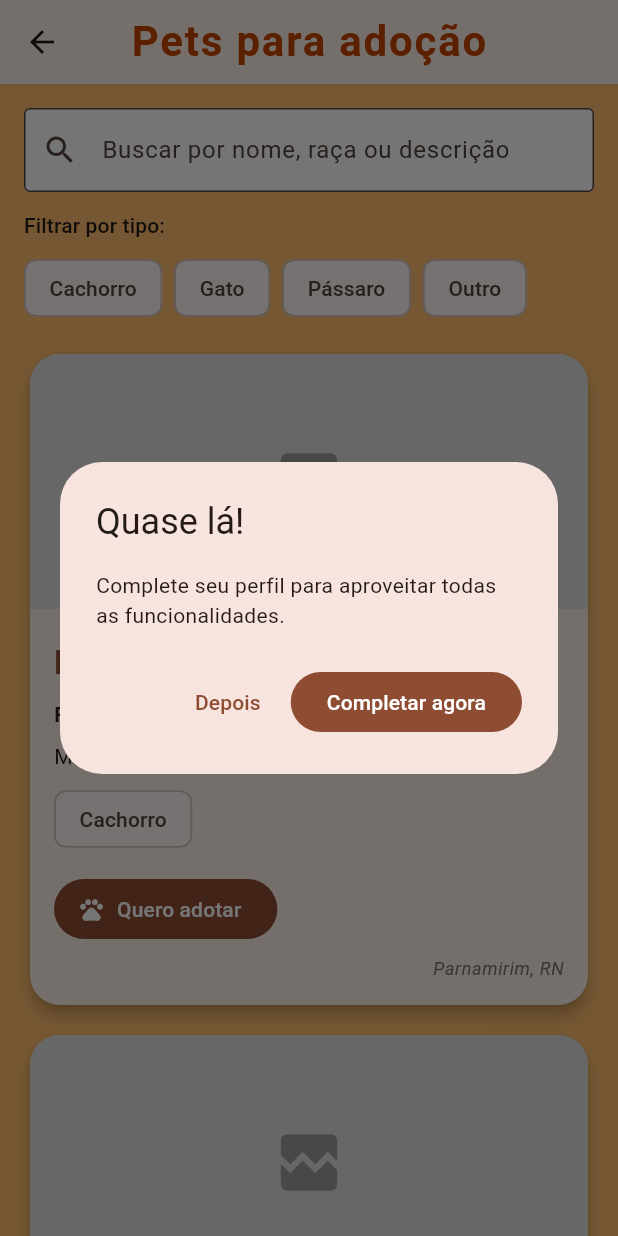
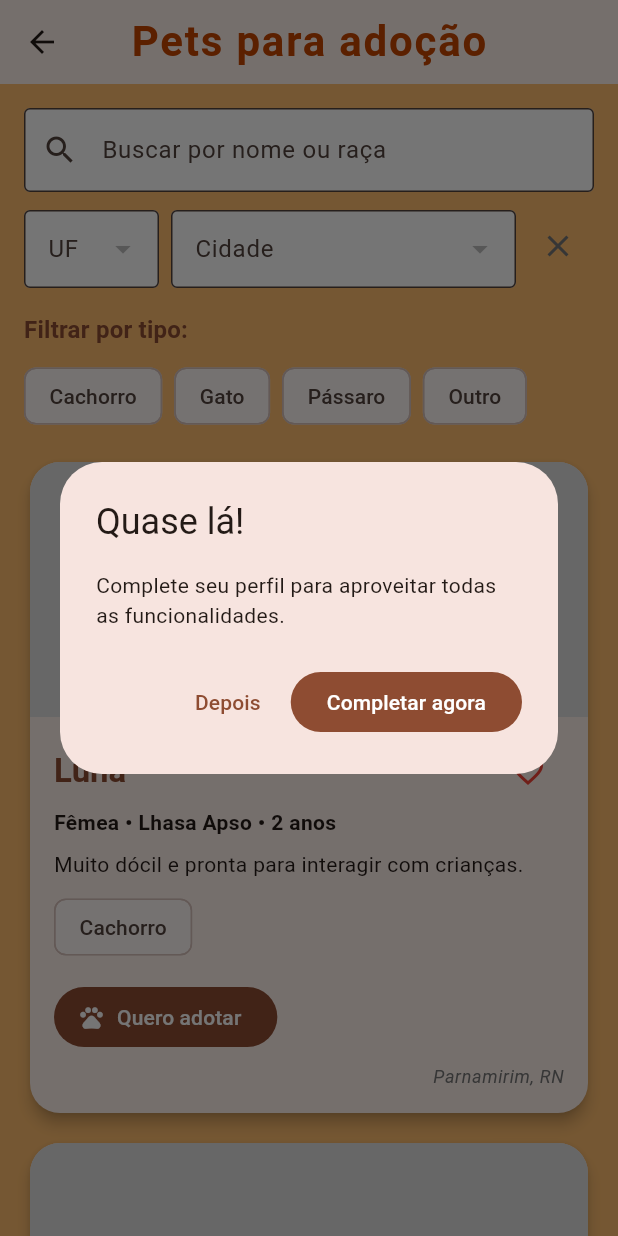
Before and after one commit to Jorgelino328/adopet-app, a Flutter app: the ProductsPage screen opened directly, on a phone screen of 412 x 824 dp. Run offline on Flutter 3.47's test engine with Material 3 defaults, Android fonts, the phone set to English and light mode, and no system bars; our stand-ins replace shared_preferences, sqflite_common_ffi; missing offline and left inert: auth0_flutter; accounts and stored records are empty; network calls fail.

Commit message:
feat: finished location filter

```diff
--- a/lib/features/products/presentation/pages/products_page.dart
+++ b/lib/features/products/presentation/pages/products_page.dart
@@ -1,10 +1,11 @@
-import 'package:adopet/features/products/presentation/pages/pet_details_page.dart';
 import 'package:flutter/material.dart';
 import '../../../../core/services/auth_service.dart';
 import '../../../adoption/presentation/pages/adoption_form_page.dart';
 import '../../data/pet_service.dart';
 import '../widgets/pet_card.dart';
 import '../../../../core/mixins/setup_dialogue_mixin.dart';
+import '../../../../core/mixins/address_mixin.dart';
+import 'package:adopet/features/products/presentation/pages/pet_details_page.dart';
 
 class ProductsPage extends StatefulWidget {
   const ProductsPage({super.key});
@@ -13,7 +14,7 @@ class ProductsPage extends StatefulWidget {
   State<ProductsPage> createState() => _ProductsPageState();
 }
 
-class _ProductsPageState extends State<ProductsPage> with SetupDialogMixin {
+class _ProductsPageState extends State<ProductsPage> with SetupDialogMixin, AddressMixin {
   final PetApiService _apiService = PetApiService();
   final ScrollController _scrollController = ScrollController();
   final TextEditingController _searchController = TextEditingController();
@@ -33,11 +34,29 @@ class _ProductsPageState extends State<ProductsPage> with SetupDialogMixin {
       checkAndShowSetupDialog();
     });
 
+    fetchStates();
+
     final user = AuthService.instance.currentUser;
-    if (user != null && (user.preferences?.isNotEmpty ?? false)) {
+    if (user != null) {
+      if (user.state != null) {
+        selectedState = user.state;
+        fetchCities(selectedState!).then((_) {
+          if (mounted && user.city != null) {
+            setState(() {
+              if (cities.any((c) => c['nome'] == user.city)) {
+                selectedCity = user.city;
+              }
+              _filteredPets = _applyFilters(_pets);
+            });
+          }
+        });
+      }
+
+      if (user.preferences?.isNotEmpty ?? false) {
         _selectedFilters.addAll(
           UserProfile.parsePreferenceSelections(user.preferences),
         );
+      }
     }
 
     _loadPets();
@@ -71,12 +90,21 @@ class _ProductsPageState extends State<ProductsPage> with SetupDialogMixin {
             pet.name,
             pet.breed,
             pet.description,
+            pet.location,
             UserProfile.labelForPreference(pet.type),
           ].join(' ').toLowerCase().contains(normalizedQuery);
 
       final matchesFilter = _selectedFilters.isEmpty || _selectedFilters.contains(pet.type);
 
-      return matchesSearch && matchesFilter;
+      bool matchesLocation = true;
+      if (selectedState != null && selectedCity != null) {
+        final expectedLocation = "$selectedCity, $selectedState".toLowerCase();
+        matchesLocation = pet.location.toLowerCase() == expectedLocation;
+      } else if (selectedState != null) {
+        matchesLocation = pet.location.toLowerCase().endsWith(selectedState!.toLowerCase());
+      }
+
+      return matchesSearch && matchesFilter && matchesLocation;
     }).toList();
   }
 
@@ -147,9 +175,11 @@ class _ProductsPageState extends State<ProductsPage> with SetupDialogMixin {
       ),
       body: RefreshIndicator(
         onRefresh: _loadPets,
-        child: Column(
-          children: [
-            Padding(
+        child: CustomScrollView(
+          controller: _scrollController,
+          slivers: [
+            SliverToBoxAdapter(
+              child: Padding(
                 padding: const EdgeInsets.fromLTRB(16, 16, 16, 8),
                 child: Column(
                   crossAxisAlignment: CrossAxisAlignment.start,
@@ -158,15 +188,93 @@ class _ProductsPageState extends State<ProductsPage> with SetupDialogMixin {
                       controller: _searchController,
                       onChanged: _onSearchChanged,
                       decoration: const InputDecoration(
-                      hintText: 'Buscar por nome, raça ou descrição',
+                        hintText: 'Buscar por nome ou raça',
                         prefixIcon: Icon(Icons.search),
                         border: OutlineInputBorder(),
                       ),
                     ),
                     const SizedBox(height: 12),
+
+                    Row(
+                      crossAxisAlignment: CrossAxisAlignment.start,
+                      children: [
+                        SizedBox(
+                          width: 90,
+                          child: DropdownButtonFormField<String>(
+                            key: Key('state_${states.length}_$selectedState'),
+                            value: selectedState,
+                            isExpanded: true,
+                            decoration: const InputDecoration(
+                              labelText: 'UF',
+                              border: OutlineInputBorder(),
+                              contentPadding: EdgeInsets.symmetric(horizontal: 12, vertical: 14),
+                            ),
+                            items: states.map((s) => DropdownMenuItem(
+                              value: s['sigla'] as String,
+                              child: Text(s['sigla'])
+                            )).toList(),
+                            onChanged: (val) {
+                              setState(() {
+                                selectedState = val;
+                                selectedCity = null;
+                                _filteredPets = _applyFilters(_pets);
+                              });
+                              if (val != null) {
+                                fetchCities(val);
+                              }
+                            },
+                          ),
+                        ),
+                        const SizedBox(width: 8),
+
+                        Expanded(
+                          child: DropdownButtonFormField<String>(
+                            key: Key('city_${cities.length}_$selectedCity'),
+                            value: selectedCity,
+                            isExpanded: true,
+                            decoration: const InputDecoration(
+                              labelText: 'Cidade',
+                              border: OutlineInputBorder(),
+                              contentPadding: EdgeInsets.symmetric(horizontal: 12, vertical: 14),
+                            ),
+                            items: cities.map((c) => DropdownMenuItem(
+                              value: c['nome'] as String,
+                              child: Text(c['nome'])
+                            )).toList(),
+                            onChanged: (val) {
+                              setState(() {
+                                selectedCity = val;
+                                _filteredPets = _applyFilters(_pets);
+                              });
+                            },
+                          ),
+                        ),
+
+                        if (selectedState != null || selectedCity != null)
+                          Padding(
+                            padding: const EdgeInsets.only(left: 4),
+                            child: IconButton(
+                              icon: const Icon(Icons.clear),
+                              color: Colors.grey[600],
+                              onPressed: () {
+                                setState(() {
+                                  selectedState = null;
+                                  selectedCity = null;
+                                  _filteredPets = _applyFilters(_pets);
+                                });
+                              },
+                            ),
+                          ),
+                      ],
+                    ),
+                    const SizedBox(height: 16),
+
                     Text(
                       'Filtrar por tipo:',
-                    style: Theme.of(context).textTheme.titleSmall,
+                      style: Theme.of(context).textTheme.titleMedium?.copyWith(
+                        color: Theme.of(context).colorScheme.primary,
+                        fontWeight: FontWeight.bold,
+                      ),
                     ),
                     const SizedBox(height: 8),
                     Wrap(
@@ -184,21 +292,39 @@ class _ProductsPageState extends State<ProductsPage> with SetupDialogMixin {
                   ],
                 ),
               ),
-            Expanded(
-              child: _isLoading
-                  ? const Center(child: CircularProgressIndicator())
-                  : _filteredPets.isEmpty
-                  ? const Center(
+            ),
+
+            if (_isLoading)
+              const SliverFillRemaining(
+                child: Center(child: CircularProgressIndicator()),
+              )
+            else if (_filteredPets.isEmpty)
+              const SliverFillRemaining(
+                hasScrollBody: false,
+                child: Center(
                   child: Padding(
                     padding: EdgeInsets.all(24),
-                        child: Text('Nenhum pet corresponde à sua busca/filtro.'),
+                    child: Column(
+                      mainAxisSize: MainAxisSize.min,
+                      children: [
+                        Icon(Icons.sentiment_very_dissatisfied, size: 64, color: Color(0xFF8E4C32)),
+                        SizedBox(height: 16),
+                        Text(
+                          'Nenhum pet encontrado! Por favor, ajuste seus filtros e tente novamente.',
+                          textAlign: TextAlign.center,
+                          style: TextStyle(fontSize: 16, fontWeight: FontWeight.w500),
+                        ),
+                      ],
+                    ),
+                  ),
                 ),
               )
-                  : ListView.builder(
-                      controller: _scrollController,
+            else
+              SliverPadding(
                 padding: const EdgeInsets.fromLTRB(16, 8, 16, 32),
-                      itemCount: _filteredPets.length,
-                      itemBuilder: (context, index) {
+                sliver: SliverList(
+                  delegate: SliverChildBuilderDelegate(
+                    (context, index) {
                       final pet = _filteredPets[index];
                       return InkWell(
                         onTap: () => Navigator.push(
@@ -213,6 +339,8 @@ class _ProductsPageState extends State<ProductsPage> with SetupDialogMixin {
                         ),
                       );
                     },
+                    childCount: _filteredPets.length,
+                  ),
                 ),
               ),
           ],
```
Lines whose indentation alone changed are shown as unchanged.
